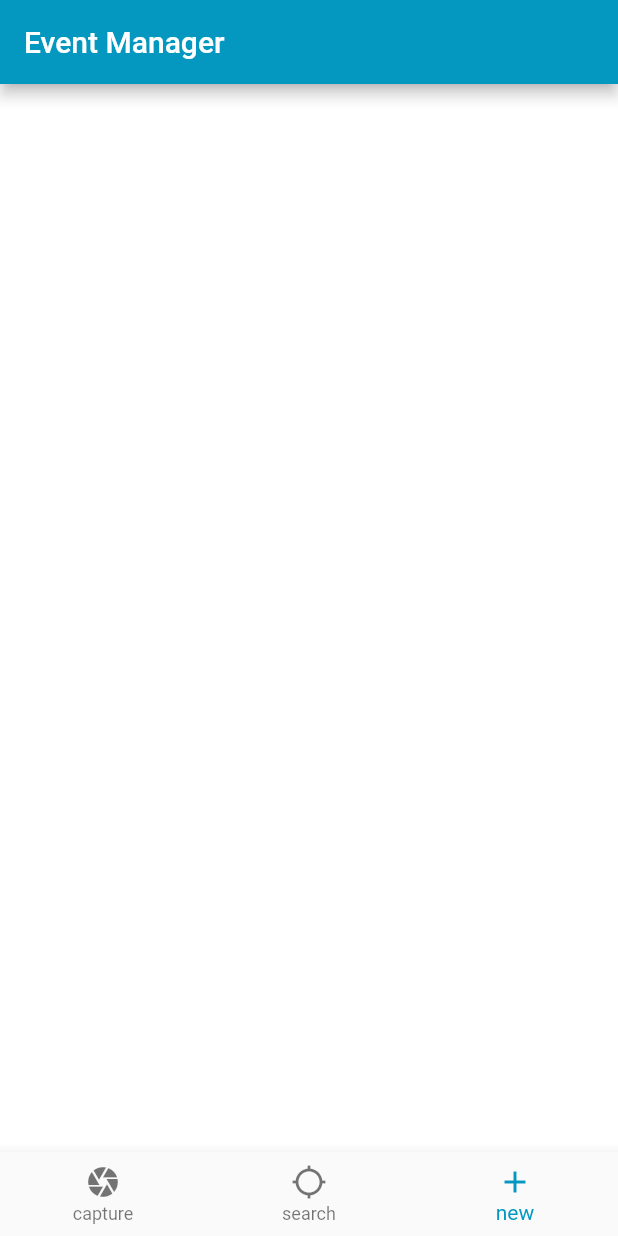
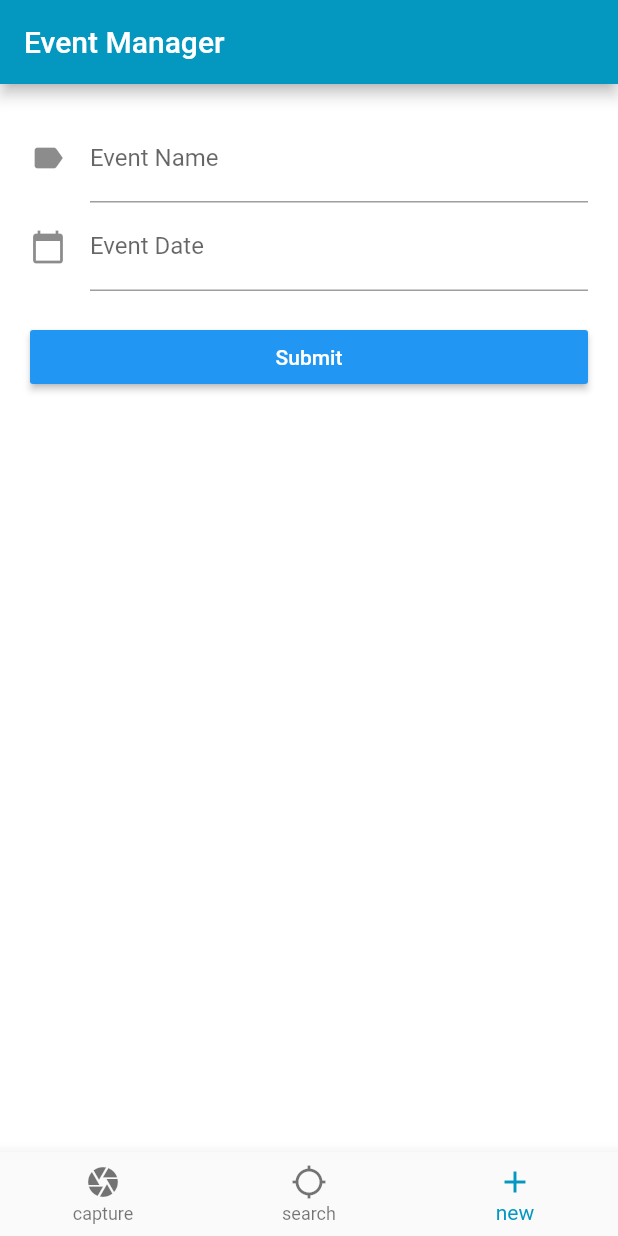
Before and after one commit to nichollsgareth/ecto-events, a Flutter app: the screen it shows after launch, swiped to page 3, on a phone screen of 412 x 824 dp. Run offline on Flutter 3.47's test engine with Material 2 defaults, Android fonts, the phone set to English and light mode, and no system bars; our stand-ins replace camera, video_player.

```diff
--- a/mobile-application/ecto_events/lib/widgets/event_manager.dart
+++ b/mobile-application/ecto_events/lib/widgets/event_manager.dart
@@ -3,14 +3,58 @@ import 'package:flutter/material.dart';
 import 'package:flutter/widgets.dart';
 
 class EventManager extends StatelessWidget {
+
+  final GlobalKey<FormState> _formKey = new GlobalKey<FormState>();
   @override
   Widget build(BuildContext context) {
+
+    final Size screenSize = MediaQuery.of(context).size;
+
     return Scaffold(
       appBar: AppBar(
         title: Text('Event Manager'),
       ),
-      body: Center(
-
+      body: new Container(
+          padding: new EdgeInsets.all(20.0),
+          child: new Form(
+            key: this._formKey,
+            child: new ListView(
+              children: <Widget>[
+                new TextFormField(
+                    keyboardType: TextInputType.emailAddress, // Use email input type for emails.
+                    decoration: new InputDecoration(
+                        icon: const Icon(Icons.label),
+                        hintText: 'Some cool event',
+                        labelText: 'Event Name'
+                    )
+                ),
+                new TextFormField(
+                  decoration: const InputDecoration(
+                    icon: const Icon(Icons.calendar_today),
+                    hintText: 'Event 2018-08-24',
+                    labelText: 'Event Date',
+                  ),
+                  keyboardType: TextInputType.datetime,
+                ),
+                new Container(
+                  width: screenSize.width,
+                  child: new RaisedButton(
+                    child: new Text(
+                      'Submit',
+                      style: new TextStyle(
+                          color: Colors.white
+                      ),
+                    ),
+                    onPressed: () => null,
+                    color: Colors.blue,
+                  ),
+                  margin: new EdgeInsets.only(
+                      top: 20.0
+                  ),
+                )
+              ],
+            ),
+          )
       ),
     );
   }
```
Also changed, not shown: mobile-application/ecto_events/pubspec.yaml (+5 -30 lines), mobile-application/ecto_events/fonts/materialdesignicons-webfont.ttf (added), mobile-application/ecto_events/img/ghost_like_white.png (added).
